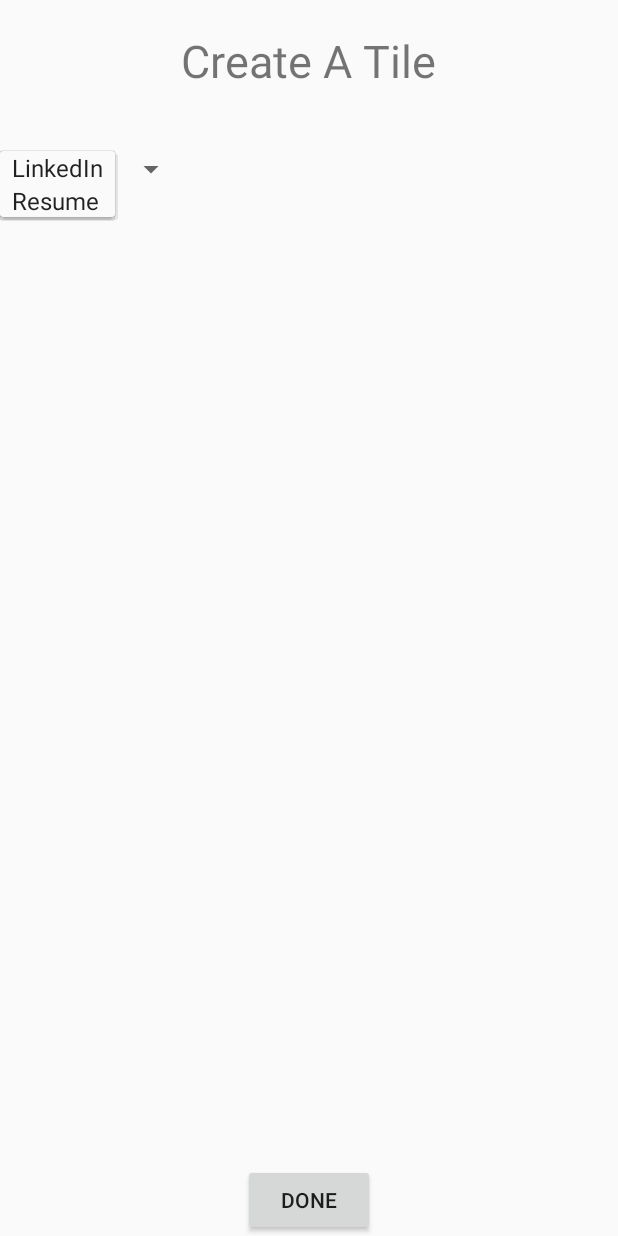
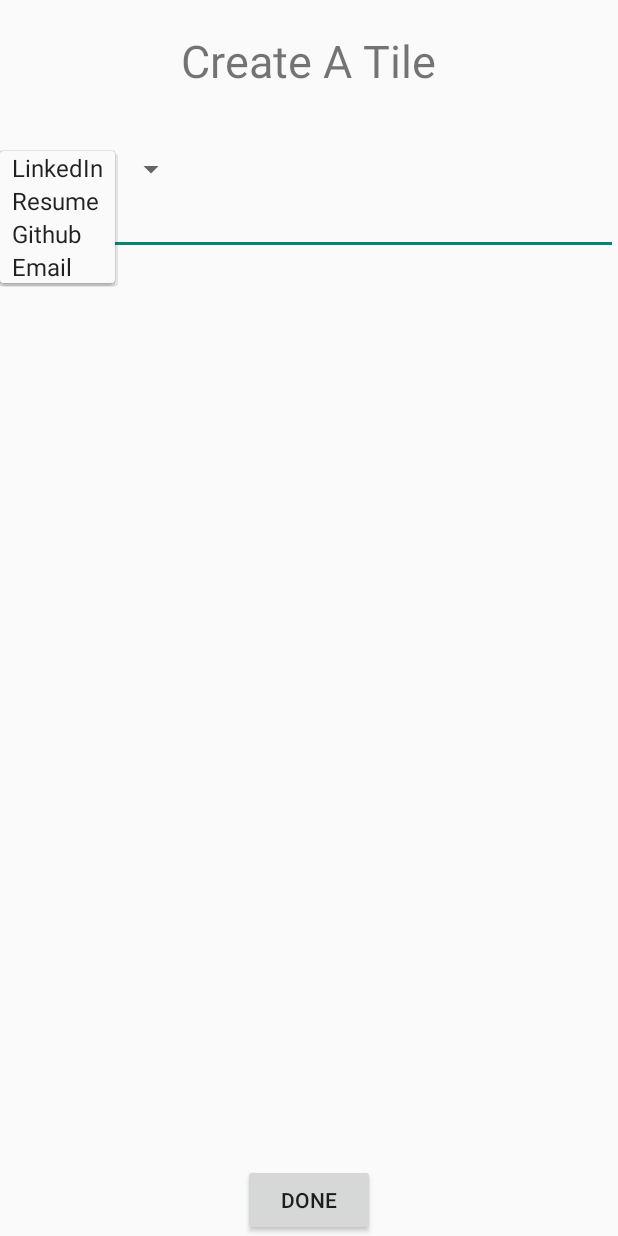
Before and after one commit to eltontian/Networkz, an Android app: the TileCreateActivity screen opened directly, with no data from a screen before it, after a tap on "LinkedIn", on a phone screen of 412 x 824 dp. Run offline under Robolectric (Android 15) with nearby library versions, the light colour scheme and no system bars.

Commit message:
Remove file upload to tile create, just key-value strings

```diff
--- a/Android-Network/app/src/main/java/elton/networker/TileCreateActivity.java
+++ b/Android-Network/app/src/main/java/elton/networker/TileCreateActivity.java
@@ -7,6 +7,7 @@
 import android.view.View.OnClickListener;
 import android.widget.ArrayAdapter;
 import android.widget.Button;
+import android.widget.EditText;
 import android.widget.Spinner;
 import android.widget.TextView;
 
@@ -30,6 +31,7 @@
 
     private Button createButton;
     private Spinner spinner;
+    private EditText value;
 
     private final Activity self = this;
 
@@ -40,10 +42,13 @@
         setContentView(R.layout.activity_tile_create);
         createButton = (Button) findViewById(R.id.done_button);
         spinner = (Spinner) findViewById(R.id.tileCreateType);
+        value = (EditText) findViewById(R.id.tileCreateValue);
 
-        String[] list = new String[2];
+        String[] list = new String[4];
         list[0] = "LinkedIn";
         list[1] = "Resume";
+        list[2] = "Github";
+        list[3] = "Email";
 
         ArrayAdapter<String> stringAdapter =
                 new ArrayAdapter<String>(this, android.R.layout.simple_spinner_item, list);
@@ -55,32 +60,26 @@
             @Override
             public void onClick(View v) {
 
-                byte[] data = "Working at Parse is great!".getBytes();
-                final ParseFile file = new ParseFile("resume.txt", data);
-
-                file.saveInBackground(new SaveCallback() {
-                    public void done(ParseException e) {
-                        // If successful add file to user and signUpInBackground
-                        if(e==null){
-                            ArrayList<ParseObject> tilesArray = new ArrayList<ParseObject>();
-                            ParseUser user = ParseUser.getCurrentUser();
-                            JSONArray tiles = user.getJSONArray("tiles");
+                ArrayList<ParseObject> tilesArray = new ArrayList<ParseObject>();
 
 
-                            ParseObject tile = new ParseObject("Tile");
-                            tile.add("resume", file);
 
-                            if(tiles != null){
-                                tilesArray = (ArrayList) user.getList("tiles");
-                            }
+                ParseUser user = ParseUser.getCurrentUser();
+                ArrayList<ParseObject> tiles = new ArrayList<ParseObject>();
+                ParseObject tile = new ParseObject("tile");
+                spinner = (Spinner) findViewById(R.id.tileCreateType);
+                value = (EditText) findViewById(R.id.tileCreateValue);
 
-                            tilesArray.add(tile);
-                            user.put("tiles",tilesArray);
-                            user.saveInBackground();
+                String text = spinner.getSelectedItem().toString();
 
-                        }
-                    }
-                });
+                if(tiles != null) {
+                    tiles = (ArrayList) user.getList("tiles");
+                }
+                tile.add("type",text);
+                tile.add("value",value);
+                tiles.add(tile);
+
+                ParseUser.getCurrentUser().put("tiles", tiles);
 
                 Intent intent = new Intent(self, MainActivity.class);
                 startActivity(intent);
--- a/Android-Network/app/src/main/res/layout/activity_tile_create.xml
+++ b/Android-Network/app/src/main/res/layout/activity_tile_create.xml
@@ -19,6 +19,12 @@
         android:id="@+id/tileCreateType"
         android:layout_below="@+id/profile_title" />
 
+    <EditText
+        android:layout_width="match_parent"
+        android:layout_height="wrap_content"
+        android:id="@+id/tileCreateValue"
+        android:layout_below="@+id/tileCreateType" />
+
     <Button
         android:id="@+id/done_button"
         android:layout_width="wrap_content"
```
